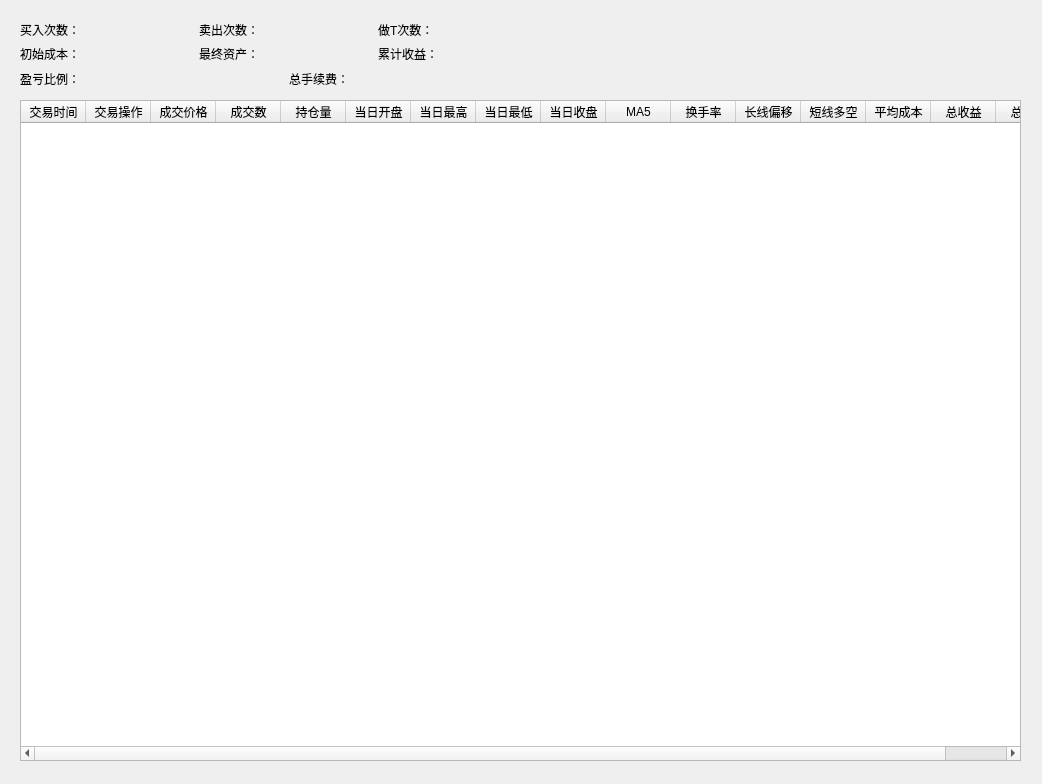
Qt form QtDesign/TradeSimulator.ui (victor647/QuantumStockTrade) before a commit.
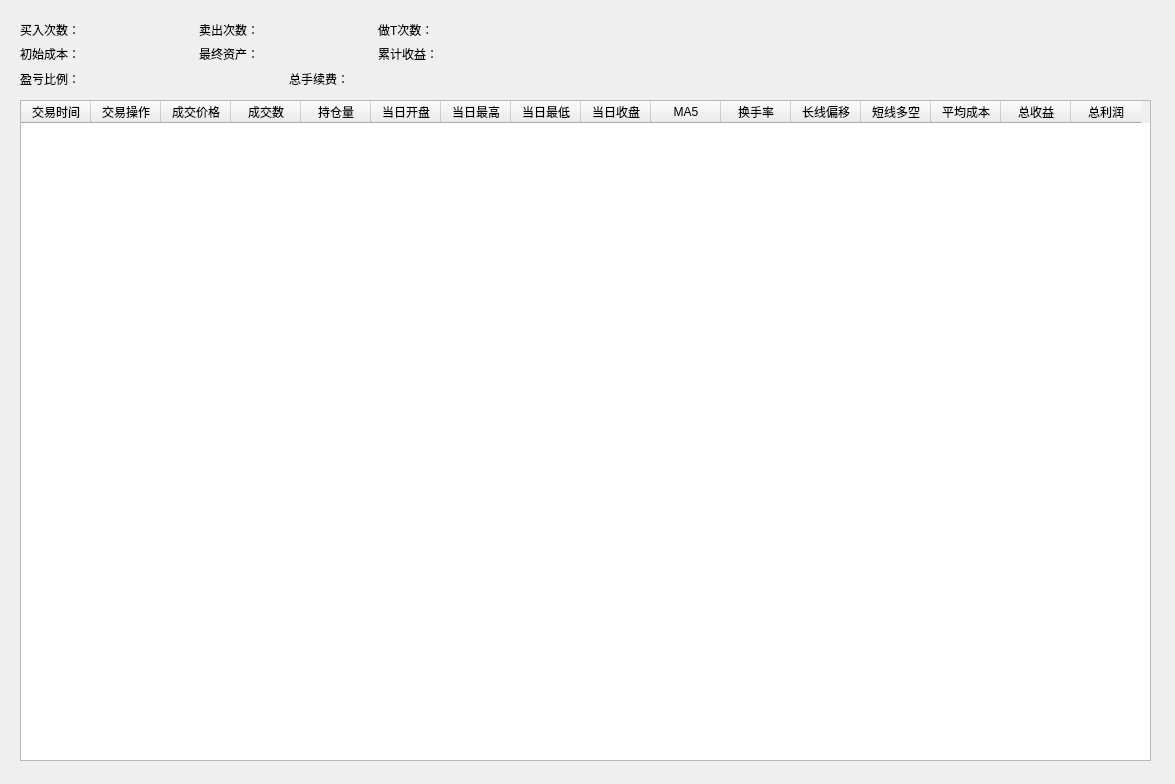
The same form after that commit.

Patch:
```diff
--- a/QtDesign/TradeSimulator.ui
+++ b/QtDesign/TradeSimulator.ui
@@ -6,7 +6,7 @@
    <rect>
     <x>0</x>
     <y>0</y>
-    <width>1042</width>
+    <width>1175</width>
     <height>784</height>
    </rect>
   </property>
@@ -18,7 +18,7 @@
     <rect>
      <x>20</x>
      <y>100</y>
-     <width>1001</width>
+     <width>1131</width>
      <height>661</height>
     </rect>
    </property>
@@ -35,7 +35,7 @@
     <number>16</number>
    </property>
    <attribute name="horizontalHeaderDefaultSectionSize">
-    <number>65</number>
+    <number>70</number>
    </attribute>
    <column>
     <property name="text">
```
